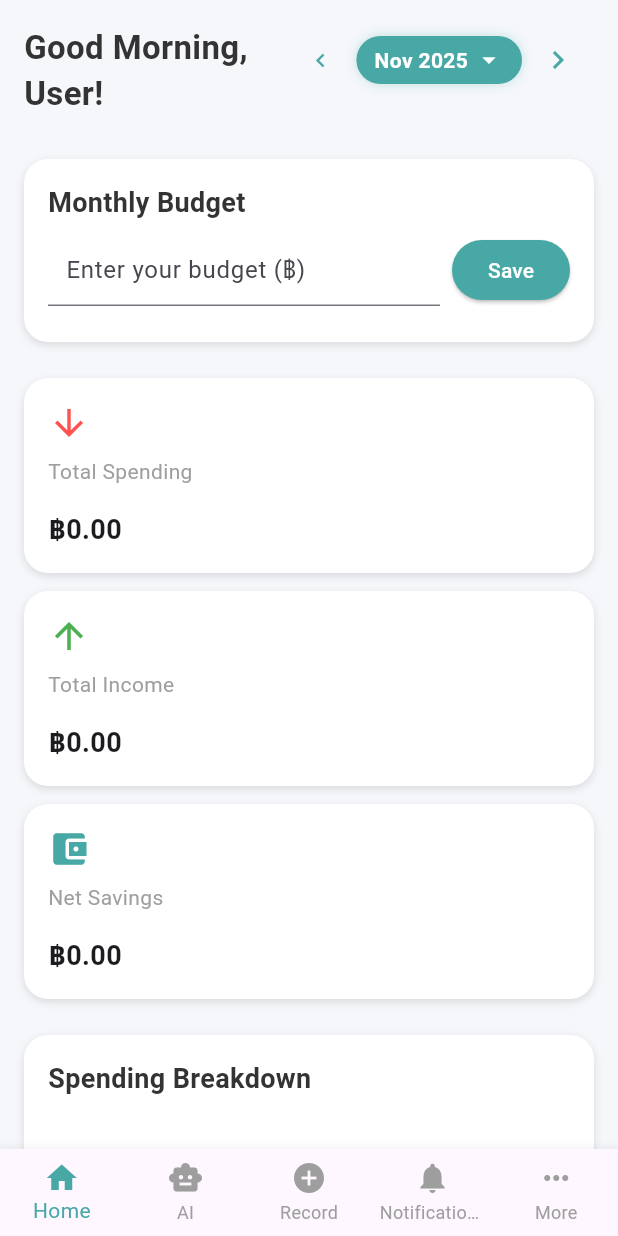
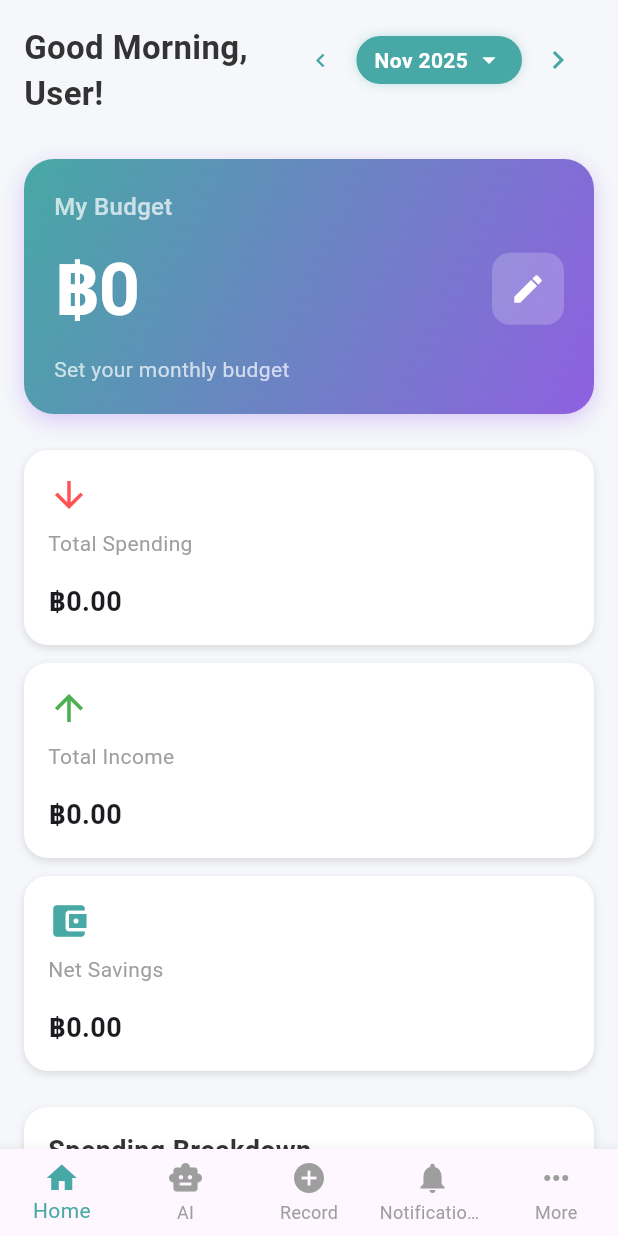
Before and after one commit to nooele2/BudgetBear, a Flutter app: the HomePage screen opened directly, on a phone screen of 412 x 824 dp. Run offline on Flutter 3.47's test engine with Material 3 defaults, Android fonts, the phone set to English and light mode, and no system bars; our stand-ins replace cloud_firestore, firebase_auth, firebase_core, fl_chart, flutter_dotenv, google_fonts and 2 more; accounts and stored records are empty.

Commit message:
monthly budget ui change

```diff
--- a/lib/pages/home_page.dart
+++ b/lib/pages/home_page.dart
@@ -224,6 +224,58 @@ Future<void> _loadUserName() async {
     _loadSummaryData();
   }
 
+  Future<void> _showBudgetEditDialog(BuildContext context) async {
+  final TextEditingController controller =
+      TextEditingController(text: monthlyBudget > 0 ? monthlyBudget.toString() : '');
+
+  await showDialog(
+    context: context,
+    builder: (context) {
+      return AlertDialog(
+        shape: RoundedRectangleBorder(borderRadius: BorderRadius.circular(16)),
+        title: const Text("Edit Monthly Budget"),
+        content: TextField(
+          controller: controller,
+          keyboardType: TextInputType.number,
+          decoration: const InputDecoration(
+            labelText: "Enter new budget (฿)",
+            border: OutlineInputBorder(),
+          ),
+        ),
+        actions: [
+          TextButton(
+            onPressed: () => Navigator.pop(context),
+            child: const Text("Cancel"),
+          ),
+          ElevatedButton(
+            onPressed: () async {
+              final newBudget = double.tryParse(controller.text) ?? 0.0;
+              await firestoreService.setMonthlyBudget(
+                selectedYear,
+                currentMonthIndex + 1,
+                newBudget,
+              );
+              setState(() {
+                monthlyBudget = newBudget;
+              });
+              Navigator.pop(context);
+            },
+            style: ElevatedButton.styleFrom(
+              backgroundColor: const Color.fromRGBO(71, 168, 165, 1),
+              foregroundColor: Colors.white,
+              shape: RoundedRectangleBorder(
+                borderRadius: BorderRadius.circular(12),
+              ),
+            ),
+            child: const Text("Save"),
+          ),
+        ],
+      );
+    },
+  );
+}
+
+
   @override
   Widget build(BuildContext context) {
     const Color accent = Color.fromRGBO(71, 168, 165, 1);
@@ -322,76 +374,108 @@ const SizedBox(height: 24),
 
       // Budget Section
       Container(
-        padding: const EdgeInsets.all(16),
+        padding: const EdgeInsets.all(20),
         decoration: BoxDecoration(
-          color: Colors.white,
-          borderRadius: BorderRadius.circular(16),
+          gradient: const LinearGradient(
+            colors: [Color(0xFF47A8A5), Color.fromARGB(255, 143, 96, 225)],
+            begin: Alignment.topLeft,
+            end: Alignment.bottomRight,
+          ),
+          borderRadius: BorderRadius.circular(20),
           boxShadow: const [
-            BoxShadow(color: Colors.black12, blurRadius: 4, offset: Offset(0, 2)),
+            BoxShadow(
+              color: Color(0x407C3AED),
+              blurRadius: 12,
+              offset: Offset(0, 4),
+            ),
           ],
         ),
         child: Column(
           crossAxisAlignment: CrossAxisAlignment.start,
           children: [
             const Text(
-              "Monthly Budget",
+              "My Budget",
               style: TextStyle(
-                fontSize: 18,
-                fontWeight: FontWeight.bold,
-                color: Color(0xFF333333),
+                fontSize: 16,
+                fontWeight: FontWeight.w500,
+                color: Colors.white70,
               ),
             ),
             const SizedBox(height: 8),
             Row(
+              mainAxisAlignment: MainAxisAlignment.spaceBetween,
+              crossAxisAlignment: CrossAxisAlignment.center,
               children: [
-                Expanded(
-                  child: TextField(
-                    controller: _budgetController,
-                    keyboardType: TextInputType.number,
-                    decoration: InputDecoration(
-                      hintText: "Enter your budget (฿)",
-                      contentPadding:
-                          EdgeInsets.symmetric(horizontal: 12, vertical: 10),
-                    ),
-                    onChanged: (value) {
-                      setState(() {
-                        monthlyBudget = double.tryParse(value) ?? 0.0;
-                      });
-                    },
+                Text(
+                  monthlyBudget > 0
+                      ? "฿${monthlyBudget.toStringAsFixed(0)}"
+                      : "฿0",
+                  style: const TextStyle(
+                    fontSize: 48,
+                    fontWeight: FontWeight.bold,
+                    color: Colors.white,
+                    letterSpacing: -1,
                   ),
                 ),
-                const SizedBox(width: 8),
-                ElevatedButton(
-                  onPressed: () async {
-                    await firestoreService.setMonthlyBudget(
-                      selectedYear,
-                      currentMonthIndex + 1,
-                      monthlyBudget,
-                    );
-                    ScaffoldMessenger.of(context).showSnackBar(
-                      SnackBar(content: Text('Budget saved: ฿${monthlyBudget.toStringAsFixed(2)}')),
-                    );
-                  },
-                  style: ElevatedButton.styleFrom(
-                    backgroundColor: accent,
-                    foregroundColor: Colors.white,
+                GestureDetector(
+                  onTap: () => _showBudgetEditDialog(context),
+                  child: Container(
+                    padding: const EdgeInsets.all(12),
+                    decoration: BoxDecoration(
+                      color: Colors.white.withOpacity(0.2),
+                      borderRadius: BorderRadius.circular(12),
+                    ),
+                    child: const Icon(
+                      Icons.edit,
+                      color: Colors.white,
+                      size: 24,
+                    ),
                   ),
-                  child: const Text("Save"),
                 ),
               ],
             ),
             const SizedBox(height: 8),
-            if (monthlyBudget > 0)
-              Text(
-                "Remaining budget: ฿${(monthlyBudget - totalSpending).toStringAsFixed(2)}",
-                style: TextStyle(
-                  fontSize: 16,
-                  color: (monthlyBudget - totalSpending) >= 0
-                      ? Colors.green
-                      : Colors.redAccent,
-                  fontWeight: FontWeight.w600,
+            Text(
+              monthlyBudget > 0
+                  ? "Let’s make every baht count!"
+                  : "Set your monthly budget",
+              style: const TextStyle(
+                fontSize: 14,
+                color: Colors.white70,
+              ),
+            ),
+            if (monthlyBudget > 0) ...[
+              const SizedBox(height: 16),
+              Container(
+                padding: const EdgeInsets.symmetric(vertical: 8, horizontal: 12),
+                decoration: BoxDecoration(
+                  color: Colors.white.withOpacity(0.15),
+                  borderRadius: BorderRadius.circular(8),
+                ),
+                child: Row(
+                  mainAxisAlignment: MainAxisAlignment.spaceBetween,
+                  children: [
+                    const Text(
+                      "Remaining",
+                      style: TextStyle(
+                        fontSize: 14,
+                        color: Colors.white70,
+                      ),
+                    ),
+                    Text(
+                      "฿${(monthlyBudget - totalSpending).toStringAsFixed(2)}",
+                      style: TextStyle(
+                        fontSize: 16,
+                        color: (monthlyBudget - totalSpending) >= 0
+                            ? Colors.white
+                            : Colors.red.shade200,
+                        fontWeight: FontWeight.bold,
+                      ),
+                    ),
+                  ],
                 ),
               ),
+            ],
           ],
         ),
       ),
```
Also changed, not shown: lib/services/theme_provider.dart (line endings or trailing spaces).
